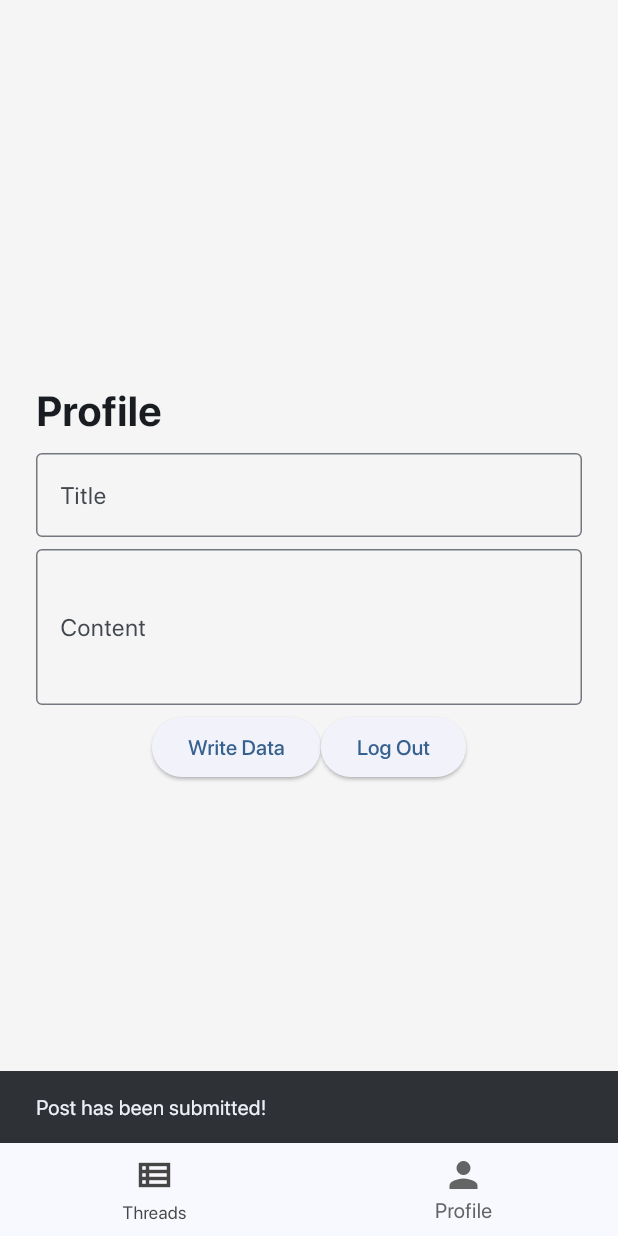
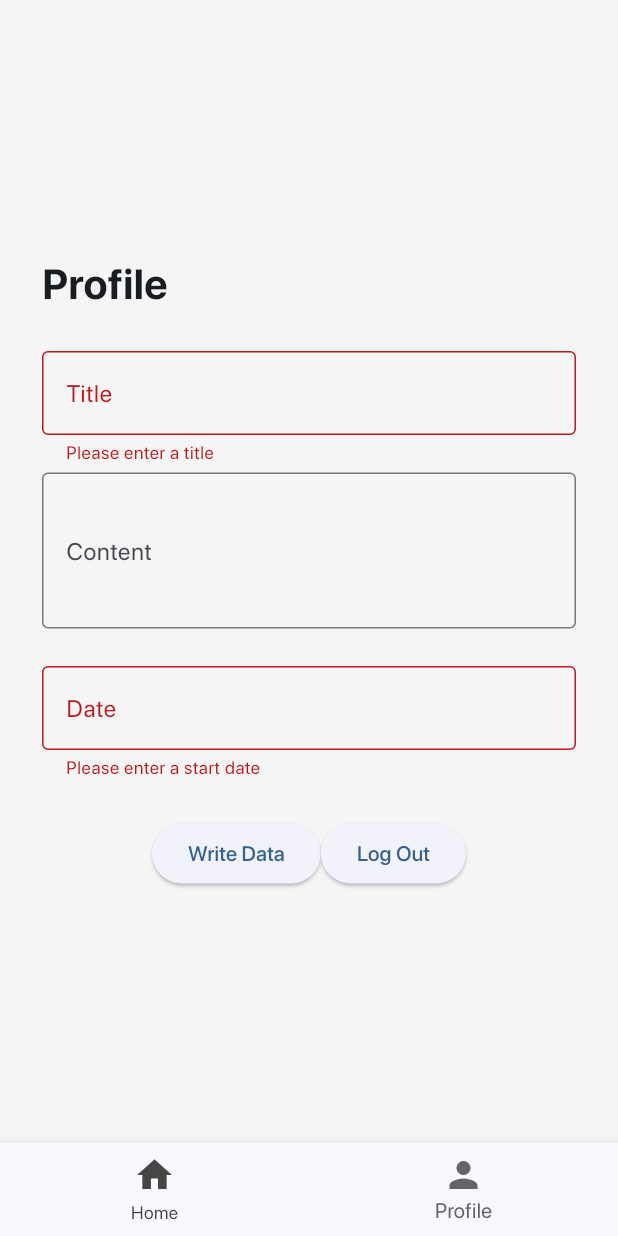
Before and after one commit to giociudadano/echo, a Flutter app: the screen it shows once a user with an empty profile is signed in, item 2 of the bottom bar chosen, after a tap on "Write Data", on a phone screen of 412 x 824 dp. Run offline on Flutter 3.47's test engine with Material 2 defaults, Android fonts, the light colour scheme and no system bars; our stand-ins replace firebase_auth, firebase_core, firebase_database, flutter_datetime_picker; accounts and stored records are empty; project files that could hold a hidden picture were left out.

Commit message:
Adds date selector to form

```diff
--- a/lib/gui/home.dart
+++ b/lib/gui/home.dart
@@ -3,8 +3,10 @@ part of main;
 class Post {
   String title = "";
   String content = "";
+  String userID = "";
+  String username = "";
 
-  Post(this.title, this.content);
+  Post(this.title, this.content, this.userID, this.username);
 }
 
 class HomePage extends StatelessWidget {
@@ -23,8 +25,8 @@ class HomePage extends StatelessWidget {
               const Align(
                 alignment: Alignment.topLeft,
                 child: Padding(
-                  padding: EdgeInsets.symmetric(horizontal: 24, vertical: 4),
-                  child: Text('Threads',
+                  padding: EdgeInsets.fromLTRB(28, 5, 28, 10),
+                  child: Text('For You',
                     style: TextStyle(
                       fontWeight: FontWeight.w700,
                       fontSize: 28,
@@ -32,7 +34,24 @@ class HomePage extends StatelessWidget {
                   ),
                 ),
               ),
-              const SizedBox(height: 100),
+              Padding(
+                padding: const EdgeInsets.symmetric(horizontal: 28),
+                child: TextFormField(
+                  decoration: InputDecoration(
+                    border: OutlineInputBorder(
+                      borderRadius: BorderRadius.circular(10.0),
+                      borderSide: BorderSide.none,
+                    ),
+                    contentPadding: EdgeInsets.fromLTRB(22, 15, 60, 15),
+                    hintText: 'Search cards',
+                    filled: true,
+                    fillColor: Color.fromRGBO(233, 235, 247, 1),
+                    isDense: true,
+                  ),
+                  style: TextStyle(fontSize: 14),
+                ),
+              ),
+              const SizedBox(height: 45),
              updatePosts(),
             ],
           ),
@@ -63,7 +82,9 @@ class updatePostsState extends State<updatePosts> {
       posts.add(
           Post(
               event.snapshot.child('title').value.toString(),
-              event.snapshot.child('content').value.toString()
+              event.snapshot.child('content').value.toString(),
+              event.snapshot.child('userID').value.toString(),
+              event.snapshot.child('username').value.toString(),
           )
       );
       if (mounted) {
@@ -81,7 +102,7 @@ class updatePostsState extends State<updatePosts> {
             shrinkWrap: true,
             itemCount: posts.length,
             itemBuilder: (BuildContext context, int i) {
-              return PostCard(posts[i].title, posts[i].content);
+              return PostCard(posts[i].title, posts[i].content, posts[i].username);
             },
           )
         )
--- a/lib/gui/login.dart
+++ b/lib/gui/login.dart
@@ -122,4 +122,7 @@ class LoginPage extends StatelessWidget {
       return;
     }
   }
+
+
+
 }
--- a/lib/gui/profile.dart
+++ b/lib/gui/profile.dart
@@ -4,6 +4,7 @@ class ProfilePage extends StatelessWidget {
   final GlobalKey<FormState> _formKey = GlobalKey<FormState>();
   final _inputTitle = TextEditingController();
   final _inputContent = TextEditingController();
+  final _inputTSActivityStartDate = TextEditingController();
 
   ProfilePage({super.key});
 
@@ -13,30 +14,19 @@ class ProfilePage extends StatelessWidget {
         backgroundColor: Colors.grey[100],
         body: SafeArea(
             child: Center(
+                child: Padding(
+                  padding: const EdgeInsets.symmetric(horizontal: 28),
+                  child: Form(
+                    key: _formKey,
                     child: Column(
                       mainAxisAlignment: MainAxisAlignment.center,
                       children: [
-              const SizedBox(height: 10),
                         Align(
                           alignment: Alignment.topLeft,
-                child: Padding(
-                  padding: const EdgeInsets.symmetric(horizontal: 24, vertical: 4),
-                  child: Text('Profile',
-                    style: TextStyle(
-                    fontWeight: FontWeight.w700,
-                    fontSize: 28,
+                          child: Text('Profile', style: TextStyle(fontWeight: FontWeight.w700, fontSize: 28)),
                         ),
-                  ),
-                ),
-              ),
-              Form(
-                key: _formKey,
-                child: Column(
-                  children: [
-                    Padding(
-                      padding: const EdgeInsets.symmetric(
-                          horizontal: 24, vertical: 4),
-                      child: TextFormField(
+                        SizedBox(height: 25),
+                        TextFormField(
                           controller: _inputTitle,
                           decoration: const InputDecoration(
                             border: OutlineInputBorder(),
@@ -47,11 +37,8 @@ class ProfilePage extends StatelessWidget {
                             return _verifyTitle(value);
                           },
                         ),
-                    ),
-                    Padding(
-                      padding: const EdgeInsets.symmetric(
-                          horizontal: 24, vertical: 4),
-                      child: TextFormField(
+                        SizedBox(height: 5),
+                        TextFormField(
                           controller: _inputContent,
                           keyboardType: TextInputType.multiline,
                           minLines: 3,
@@ -65,14 +52,37 @@ class ProfilePage extends StatelessWidget {
                             return _verifyContent(value);
                           },
                         ),
+                        SizedBox(height: 25),
+                        TextFormField(
+                          controller: _inputTSActivityStartDate,
+                          readOnly: true,
+                          onTap: () {
+                            DatePicker.showDatePicker(context,
+                                showTitleActions: true,
+                                minTime: DateTime.now(),
+                                onConfirm: (date) {
+                                  String formattedDate = DateFormat('EEEE, MMMM d, y').format(date);
+                                  _inputTSActivityStartDate.text = formattedDate;
+                                }, locale: LocaleType.en);
+                          },
+                          decoration: const InputDecoration(
+                            border: OutlineInputBorder(),
+                            labelText: 'Date',
                           ),
+                          validator: (String? value) {
+                            return _verifyDate(value);
+                          },
+                        ),
+                        SizedBox(height: 25),
                         Row(
                           mainAxisSize: MainAxisSize.min,
                           children: [
                             ElevatedButton(
-                          onPressed: () {
-                            _writePost(
-                                context, _inputTitle.text, _inputContent.text);
+                              onPressed: () async {
+                                if (_formKey.currentState!.validate()) {
+                                  var author = await _getAuthor();
+                                  _writePost(context, _inputTitle.text, _inputContent.text, author["userID"], author["username"]);
+                                }
                               },
                               child: const Text('Write Data'),
                             ),
@@ -84,14 +94,31 @@ class ProfilePage extends StatelessWidget {
                             ),
                           ],
                         ),
-                  ],
+                      ]
                     ),
                   ),
-            ],
-          ),
-        ),
-      ),
+                )
+            )
+        )
     );
+  }
+
+  _verifyTitle(String? value) {
+    if (value == null || value.isEmpty) {
+      return 'Please enter a title';
+    }
+    return null;
+  }
+
+  _verifyDate(String? value) {
+    if (value == null || value.isEmpty) {
+      return 'Please enter a start date';
+    }
+    return null;
+  }
+
+  _verifyContent(String? value) {
+    return null;
   }
 
   void _logoutUser(BuildContext context) async {
@@ -106,12 +133,14 @@ class ProfilePage extends StatelessWidget {
     }
   }
 
-  void _writePost(BuildContext context, title, content) {
+  void _writePost(BuildContext context, title, content, userID, username) {
     try {
       DatabaseReference ref = FirebaseDatabase.instance.ref("Posts");
       ref.push().update({
         'title': title,
         'content': content,
+        'userID': userID,
+        'username': username,
       });
       ScaffoldMessenger.of(context).showSnackBar(const SnackBar(
         content: Text("Post has been submitted!"),
@@ -123,15 +152,16 @@ class ProfilePage extends StatelessWidget {
       ));
     }
   }
-
-  _verifyTitle(String? value) {
-    if (value == null || value.isEmpty) {
-      return 'Please enter a title';
+  _getAuthor() async {
+    String userID = '';
+    String username = 'Anonymous';
+    User? user = FirebaseAuth.instance.currentUser;
+    if (user != null) {
+      userID = user.uid;
+      DatabaseReference ref = FirebaseDatabase.instance.ref("Users/$userID/username");
+      DataSnapshot snapshot = await ref.get();
+      username = snapshot.value.toString();
     }
-    return null;
-  }
-
-  _verifyContent(String? value) {
-    return null;
+    return {"userID": userID, "username": username};
   }
 }
--- a/lib/main.dart
+++ b/lib/main.dart
@@ -10,8 +10,9 @@ import 'package:firebase_auth/firebase_auth.dart';
 import 'package:firebase_database/firebase_database.dart';
 import 'package:flutter/foundation.dart';
 import 'package:bullet/firebase_options.dart';
-
+import 'package:flutter_datetime_picker/flutter_datetime_picker.dart';
 import 'objects/PostCard.dart';
+import 'package:intl/intl.dart';
 
 part 'gui/login.dart';
 part 'gui/signup.dart';
@@ -101,8 +102,8 @@ class _MyAppPageState extends State<MyAppPage> {
       iconSize: 28,
       items: const <BottomNavigationBarItem>[
         BottomNavigationBarItem(
-          icon: Icon(Icons.view_list_outlined),
-          label: 'Threads',
+          icon: Icon(Icons.home),
+          label: 'Home',
         ),
         BottomNavigationBarItem(
           icon: Icon(Icons.person),
--- a/pubspec.yaml
+++ b/pubspec.yaml
@@ -13,6 +13,7 @@ dependencies:
   firebase_core: ^2.7.0
   firebase_auth: ^4.2.9
   firebase_database: ^10.0.14
+  flutter_datetime_picker: ^1.5.1
 
 dev_dependencies:
   flutter_test:
```
Also changed, not shown: lib/objects/PostCard.dart (+49 -17 lines), pubspec.lock. Lines whose indentation alone changed are shown as unchanged.
